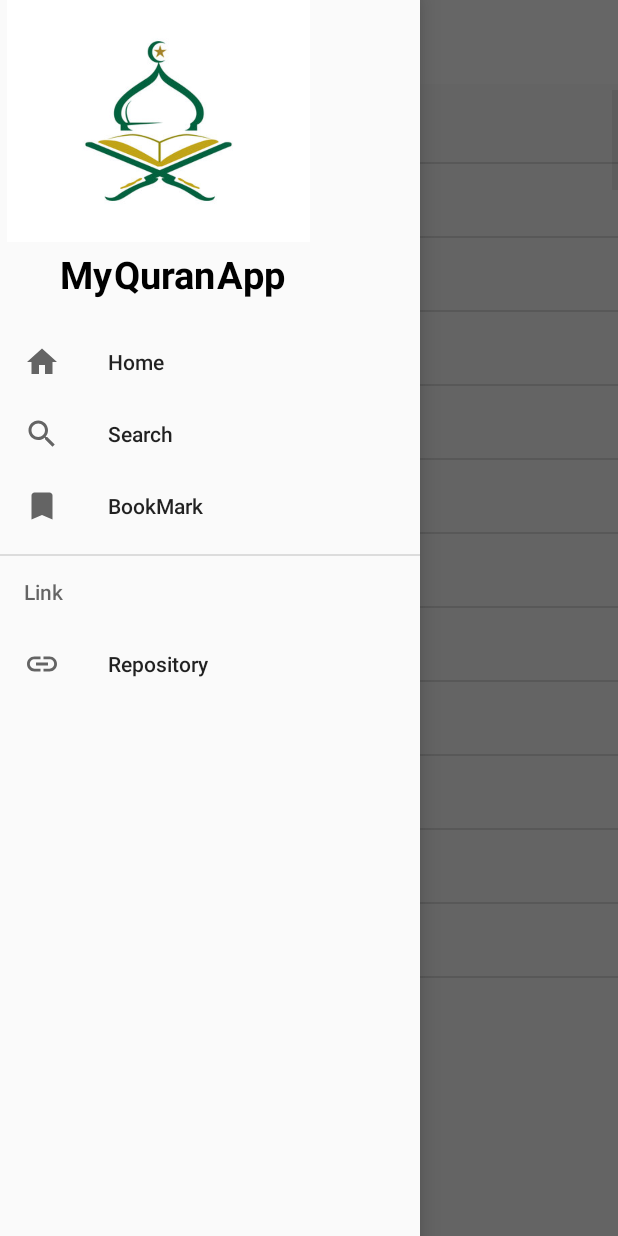
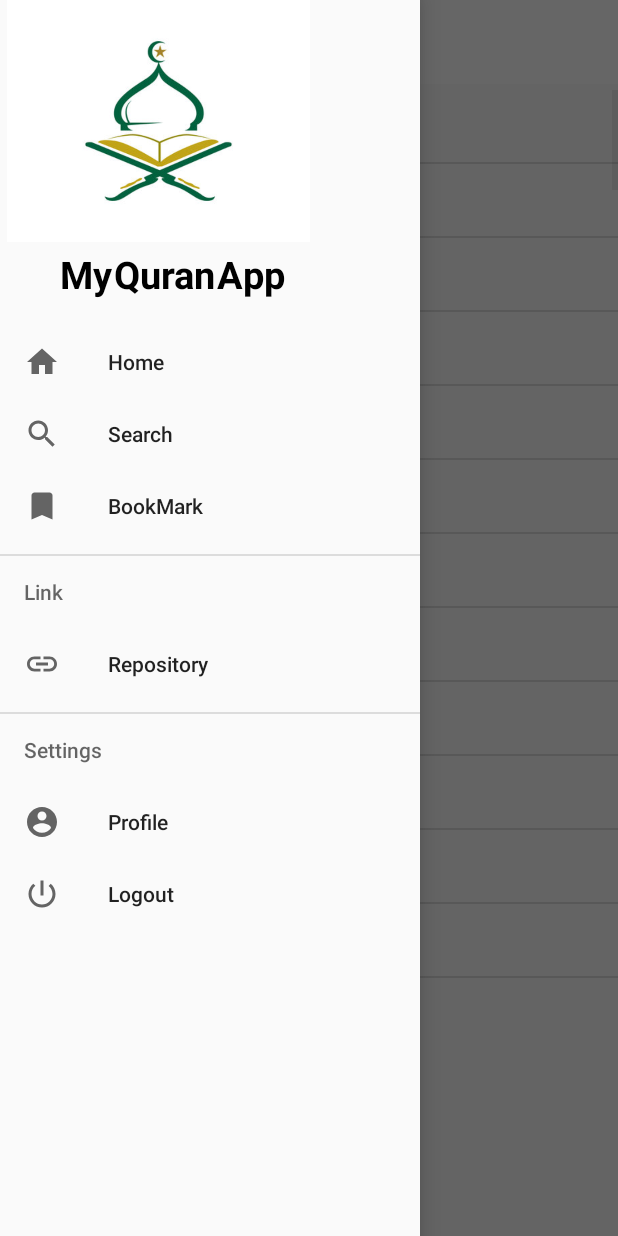
Before and after one commit to bsef19a502/MyQuranApp, an Android app: the screen it shows after launch (MainActivity), with the side drawer open, on a phone screen of 412 x 824 dp. Run offline under Robolectric (Android 15) with nearby library versions, the phone set to English and light mode, and no system bars.

Commit message:
Navigation updated

```diff
--- /dev/null
+++ b/app/src/main/res/drawable/ic_baseline_account_circle_24.xml
@@ -0,0 +1,5 @@
+<vector android:height="24dp" android:tint="#000000"
+    android:viewportHeight="24" android:viewportWidth="24"
+    android:width="24dp" xmlns:android="http://schemas.android.com/apk/res/android">
+    <path android:fillColor="@android:color/white" android:pathData="M12,2C6.48,2 2,6.48 2,12s4.48,10 10,10 10,-4.48 10,-10S17.52,2 12,2zM12,5c1.66,0 3,1.34 3,3s-1.34,3 -3,3 -3,-1.34 -3,-3 1.34,-3 3,-3zM12,19.2c-2.5,0 -4.71,-1.28 -6,-3.22 0.03,-1.99 4,-3.08 6,-3.08 1.99,0 5.97,1.09 6,3.08 -1.29,1.94 -3.5,3.22 -6,3.22z"/>
+</vector>
--- /dev/null
+++ b/app/src/main/res/drawable/ic_baseline_power_settings_new_24.xml
@@ -0,0 +1,5 @@
+<vector android:height="24dp" android:tint="#000000"
+    android:viewportHeight="24" android:viewportWidth="24"
+    android:width="24dp" xmlns:android="http://schemas.android.com/apk/res/android">
+    <path android:fillColor="@android:color/white" android:pathData="M13,3h-2v10h2L13,3zM17.83,5.17l-1.42,1.42C17.99,7.86 19,9.81 19,12c0,3.87 -3.13,7 -7,7s-7,-3.13 -7,-7c0,-2.19 1.01,-4.14 2.58,-5.42L6.17,5.17C4.23,6.82 3,9.26 3,12c0,4.97 4.03,9 9,9s9,-4.03 9,-9c0,-2.74 -1.23,-5.18 -3.17,-6.83z"/>
+</vector>
--- a/app/src/main/res/menu/main_menu.xml
+++ b/app/src/main/res/menu/main_menu.xml
@@ -33,4 +33,21 @@
         </item>
     </group>
 
+    <group android:checkableBehavior="single">
+        <item android:title="Settings">
+            <menu>
+                <group>
+                    <item
+                        android:id="@+id/nav_profile"
+                        android:icon="@drawable/ic_baseline_account_circle_24"
+                        android:title="Profile" />
+                    <item
+                        android:id="@+id/nav_logout"
+                        android:icon="@drawable/ic_baseline_power_settings_new_24"
+                        android:title="Logout" />
+                </group>
+            </menu>
+        </item>
+    </group>
+
 </menu>
```
